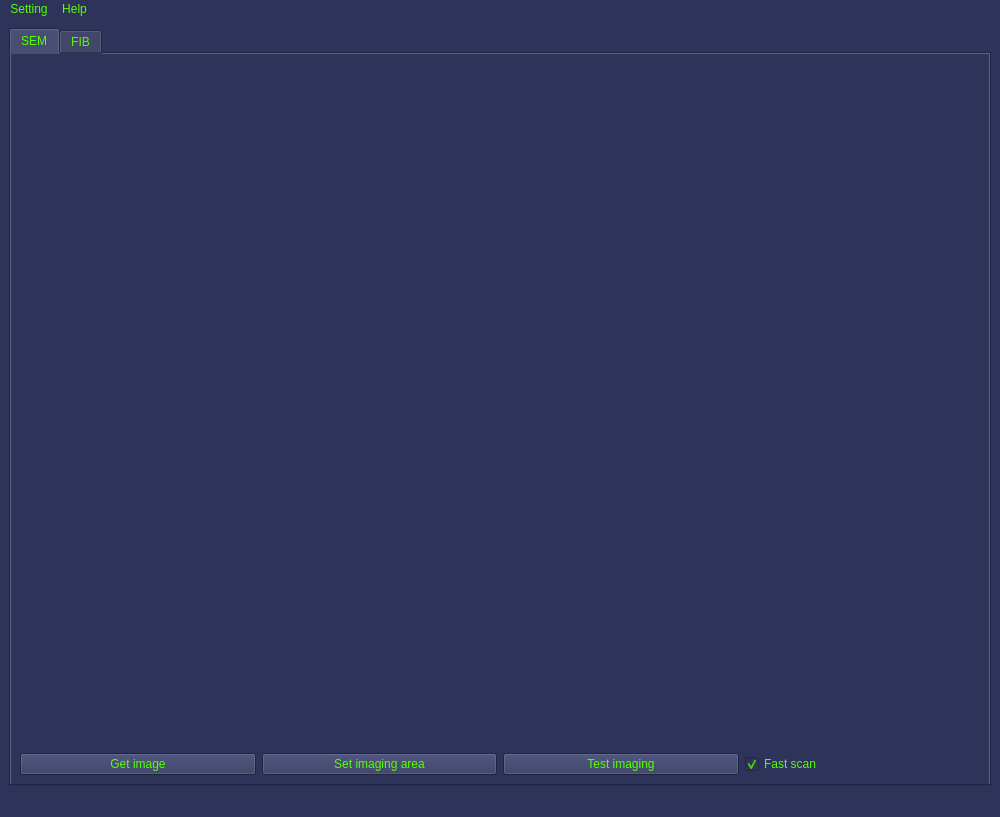
Qt form src/GUI/ui/FIBSEM_Maestro_GUI.ui (pauquail/FIBSEM_Maestro) before a commit.
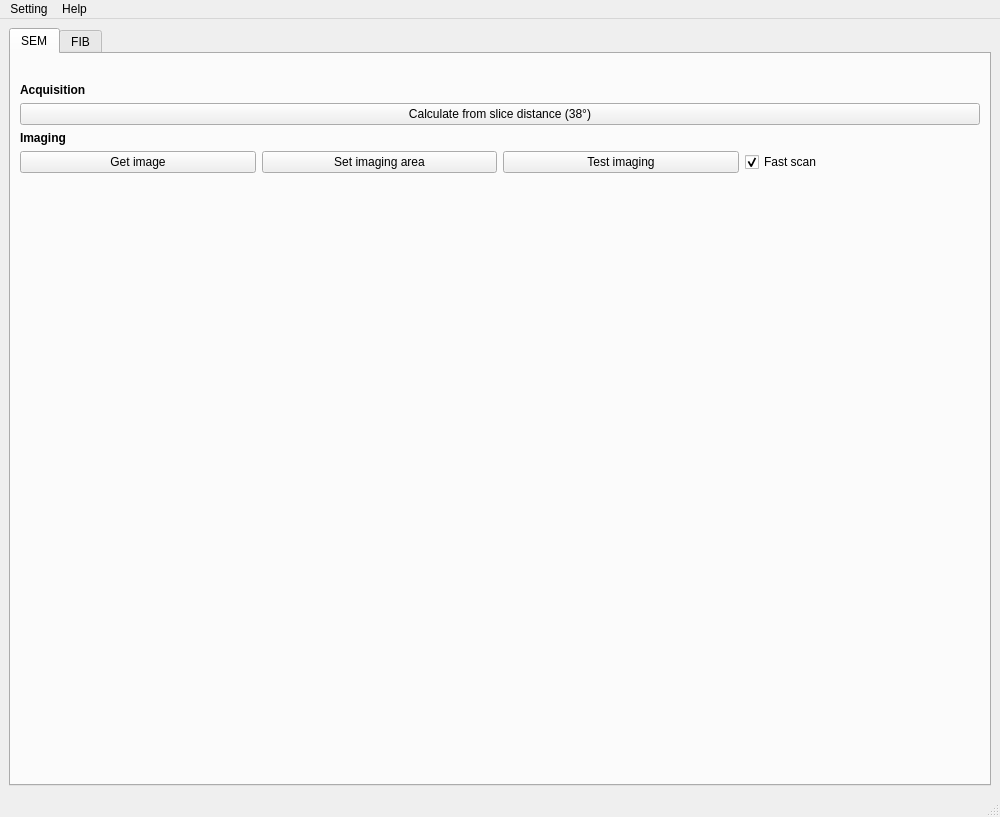
The same form after that commit.

```diff
--- a/src/GUI/ui/FIBSEM_Maestro_GUI.ui
+++ b/src/GUI/ui/FIBSEM_Maestro_GUI.ui
@@ -17,8 +17,7 @@
    <string>FIBSEM_Maestro v 1.0.</string>
   </property>
   <property name="styleSheet">
-   <string notr="true">background-color: rgb(45, 51, 89);
-color: rgb(85, 255, 0);</string>
+   <string notr="true"/>
   </property>
   <widget class="QWidget" name="centralwidget">
    <layout class="QGridLayout" name="gridLayout">
@@ -26,6 +25,9 @@
      <layout class="QVBoxLayout" name="verticalLayout">
       <item>
        <widget class="QTabWidget" name="tabWidget">
+        <property name="styleSheet">
+         <string notr="true"/>
+        </property>
         <property name="currentIndex">
          <number>0</number>
         </property>
@@ -38,27 +40,54 @@
            <layout class="QVBoxLayout" name="verticalLayout_2">
             <item>
              <widget class="QLabel" name="imageLabel">
-              <property name="minimumSize">
-               <size>
-                <width>0</width>
-                <height>300</height>
-               </size>
-              </property>
               <property name="text">
                <string/>
               </property>
              </widget>
             </item>
             <item>
-             <layout class="QFormLayout" name="formLayout">
-              <item row="0" column="0">
-               <widget class="QLabel" name="Label">
-                <property name="text">
-                 <string/>
-                </property>
-               </widget>
-              </item>
-             </layout>
+             <widget class="QLabel" name="label_2">
+              <property name="font">
+               <font>
+                <weight>75</weight>
+                <bold>true</bold>
+               </font>
+              </property>
+              <property name="text">
+               <string>Acquisition</string>
+              </property>
+             </widget>
+            </item>
+            <item>
+             <layout class="QFormLayout" name="semFormLayout"/>
+            </item>
+            <item>
+             <widget class="QPushButton" name="calculateFromSlicePushButton">
+              <property name="text">
+               <string>Calculate from slice distance (38°)</string>
+              </property>
+             </widget>
+            </item>
+           </layout>
+          </item>
+          <item>
+           <layout class="QVBoxLayout" name="semImagingVerticalLayout">
+            <item>
+             <widget class="QLabel" name="label">
+              <property name="font">
+               <font>
+                <weight>75</weight>
+                <italic>false</italic>
+                <bold>true</bold>
+               </font>
+              </property>
+              <property name="text">
+               <string>Imaging</string>
+              </property>
+              <property name="textFormat">
+               <enum>Qt::AutoText</enum>
+              </property>
+             </widget>
             </item>
            </layout>
           </item>
@@ -97,6 +126,19 @@
             </item>
            </layout>
           </item>
+          <item>
+           <spacer name="verticalSpacer">
+            <property name="orientation">
+             <enum>Qt::Vertical</enum>
+            </property>
+            <property name="sizeHint" stdset="0">
+             <size>
+              <width>20</width>
+              <height>40</height>
+             </size>
+            </property>
+           </spacer>
+          </item>
          </layout>
         </widget>
         <widget class="QWidget" name="tabFib">
@@ -116,7 +158,7 @@
      <x>0</x>
      <y>0</y>
      <width>1000</width>
-     <height>22</height>
+     <height>31</height>
     </rect>
    </property>
    <widget class="QMenu" name="menuSetting">
```
Left out of the diff: 21 changed lines with no effect on the pictures.
